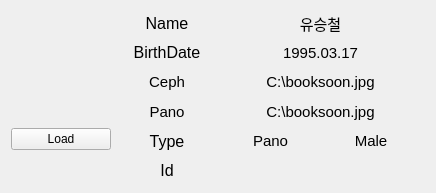
Old version of the form TeamUnsigned/listwidget.ui in the repository jshs214/Qt_Dental_ImageProcessing_SW.
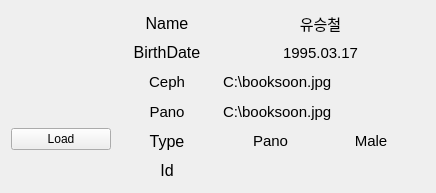
New version of the form. Icons and pictures are not drawn.

What changed in the file:
```diff
--- a/TeamUnsigned/listwidget.ui
+++ b/TeamUnsigned/listwidget.ui
@@ -16,7 +16,9 @@
   <string>Form</string>
  </property>
  <property name="styleSheet">
-  <string notr="true"/>
+   <string notr="true">QLabel{
+background: transparent;
+}</string>
  </property>
  <layout class="QHBoxLayout" name="horizontalLayout_10">
   <item>
@@ -230,7 +232,7 @@
            <string>C:\booksoon.jpg</string>
           </property>
           <property name="alignment">
-           <set>Qt::AlignCenter</set>
+            <set>Qt::AlignLeading|Qt::AlignLeft|Qt::AlignVCenter</set>
           </property>
          </widget>
         </item>
@@ -276,7 +278,7 @@
            <string>C:\booksoon.jpg</string>
           </property>
           <property name="alignment">
-           <set>Qt::AlignCenter</set>
+            <set>Qt::AlignLeading|Qt::AlignLeft|Qt::AlignVCenter</set>
           </property>
          </widget>
         </item>
```
Left out of the diff: 7 changed lines with no effect on the pictures. Lines whose indentation alone changed are shown as unchanged.
